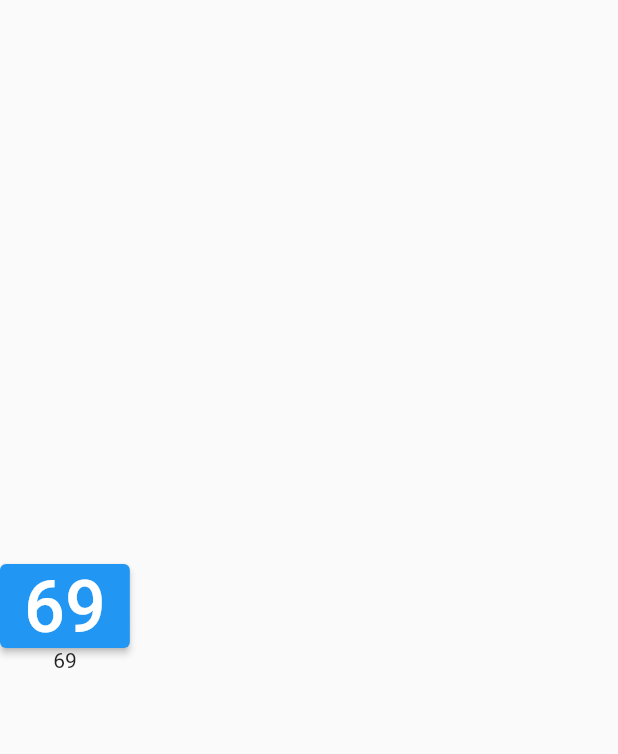
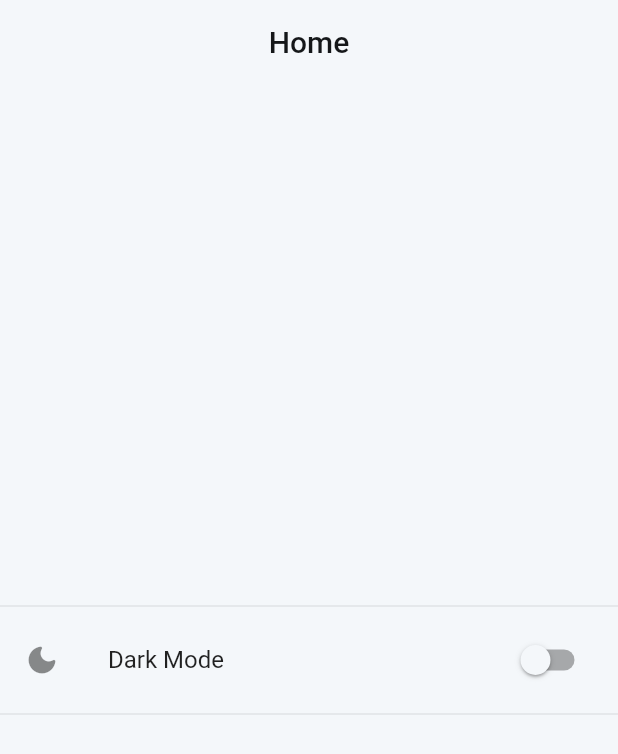
Before and after one commit to 7ANV1R/theme-with-shared-pref, a Flutter app: the screen it shows after launch, on a phone screen of 412 x 824 dp. Shown: the top 754 px of the screen. Run offline on Flutter 3.47's test engine with Material 2 defaults, Android fonts, the phone set to English and light mode, and no system bars; our stand-ins replace bloc, equatable, flutter_bloc, shared_preferences; Roboto replaces fonts that are missing (SofiaPro).

Commit message:
i can't write clean code -_-

```diff
--- /dev/null
+++ b/lib/core/theme/cubit/theme_cubit.dart
@@ -0,0 +1,26 @@
+import 'dart:developer';
+
+import 'package:bloc/bloc.dart';
+import 'package:equatable/equatable.dart';
+import 'package:theme_with_local_storage/services/storage_services.dart';
+
+part 'theme_state.dart';
+
+class ThemeCubit extends Cubit<ThemeState> {
+  ThemeCubit() : super(const ThemeState(themeValue: true)) {
+    final themeValue = UserSimplePreferences.getThemeValue();
+    log('themevalue : $themeValue');
+    if (themeValue == null) {
+      emit(const ThemeState(themeValue: false));
+    } else {
+      emit(ThemeState(themeValue: themeValue));
+    }
+  }
+
+  Future<void> toggleTheme({required bool value}) async {
+    UserSimplePreferences.setThemeValue(value);
+    final themeValue = UserSimplePreferences.getThemeValue();
+    log('themevalue in toggle : $themeValue');
+    value ? emit(const ThemeState(themeValue: true)) : emit(const ThemeState(themeValue: false));
+  }
+}
--- /dev/null
+++ b/lib/core/theme/cubit/theme_state.dart
@@ -0,0 +1,10 @@
+part of 'theme_cubit.dart';
+
+class ThemeState extends Equatable {
+  const ThemeState({required this.themeValue});
+
+  final bool themeValue;
+
+  @override
+  List<Object> get props => [themeValue];
+}
--- /dev/null
+++ b/lib/core/theme/theme_data.dart
@@ -0,0 +1,323 @@
+import 'package:flutter/material.dart';
+import 'package:flutter/services.dart';
+
+class AppTheme {
+  const AppTheme._();
+
+  // Light Theme
+
+  static Color lightPrimaryColor = const Color(0xff1652F0);
+  static Color lightSecondaryColor = const Color(0xff888E9D);
+  static MaterialStateProperty<Color?>? lightBackgroundColor =
+      MaterialStateProperty.all(const Color(0xff1652F0));
+  static Color lightScaffoldBackgroundColor = const Color(0xffF4F7FA);
+  static Color lightBlackPrimary = const Color(0xff151719);
+  static Color lightGrayBorderSideColor = const Color(0xffDFDFDF);
+  static ColorScheme lightColorScheme = const ColorScheme.light().copyWith(
+    primary: const Color(0xff1652F0),
+    secondary: const Color(0xff56B4FC),
+  );
+
+  // Dark Theme
+
+  static Color darkPrimaryColor = const Color(0xff1652f0);
+  static Color darkSecondaryColor = const Color(0xffF4F7FA);
+  static MaterialStateProperty<Color?>? darkbackgroundColor =
+      MaterialStateProperty.all(const Color(0xff1652f0));
+  static Color darkScaffoldBackgroundColor = const Color(0xff212121);
+  static Color darkBlackPrimary = const Color(0xffF4F7FA);
+  static Color darkGrayBorderSideColor = const Color(0xffDFDFDF);
+  static ColorScheme darkColorScheme = const ColorScheme.dark().copyWith(
+    primary: const Color(0xff1652F0),
+    secondary: const Color(0xff56B4FC),
+  );
+
+  static final lightTheme = ThemeData(
+    fontFamily: 'SofiaPro',
+    brightness: Brightness.light,
+    primaryColor: lightPrimaryColor,
+    scaffoldBackgroundColor: lightScaffoldBackgroundColor,
+    visualDensity: VisualDensity.adaptivePlatformDensity,
+    colorScheme: lightColorScheme,
+    appBarTheme: AppBarTheme(
+      systemOverlayStyle: const SystemUiOverlayStyle(
+        statusBarColor: Colors.transparent,
+        statusBarBrightness: Brightness.light,
+        statusBarIconBrightness: Brightness.dark,
+        systemNavigationBarIconBrightness: Brightness.dark,
+      ),
+      color: lightScaffoldBackgroundColor,
+      elevation: 0,
+      shadowColor: Colors.transparent,
+      foregroundColor: lightBlackPrimary,
+      centerTitle: true,
+    ),
+    textTheme: TextTheme(
+      headline1: TextStyle(
+        fontSize: 28,
+        fontWeight: FontWeight.w700,
+        color: lightBlackPrimary,
+        height: 36 / 28,
+      ),
+      headline2: TextStyle(
+        fontSize: 22,
+        fontWeight: FontWeight.w800,
+        color: lightBlackPrimary,
+        letterSpacing: -0.6,
+        height: 28 / 22,
+      ),
+      bodyText1: TextStyle(
+        fontSize: 16,
+        fontWeight: FontWeight.w400,
+        color: lightSecondaryColor,
+        height: 24 / 16,
+      ),
+      bodyText2: TextStyle(
+        fontSize: 14,
+        fontWeight: FontWeight.w400,
+        color: lightSecondaryColor,
+        height: 22 / 14,
+      ),
+    ),
+    inputDecorationTheme: InputDecorationTheme(
+      contentPadding: const EdgeInsets.all(24),
+      hintStyle: TextStyle(
+        fontSize: 14,
+        color: lightSecondaryColor,
+      ),
+      border: OutlineInputBorder(
+        borderRadius: BorderRadius.circular(12),
+        borderSide: BorderSide(
+          color: lightGrayBorderSideColor,
+          width: 2,
+        ),
+      ),
+      enabledBorder: OutlineInputBorder(
+        borderRadius: BorderRadius.circular(12),
+        borderSide: BorderSide(
+          color: lightGrayBorderSideColor,
+          width: 1.5,
+        ),
+      ),
+    ),
+    textButtonTheme: TextButtonThemeData(
+      style: ButtonStyle(
+        textStyle: MaterialStateProperty.all(
+          const TextStyle(
+            fontSize: 14,
+            fontWeight: FontWeight.w600,
+            height: 22 / 14,
+          ),
+        ),
+        foregroundColor: MaterialStateProperty.all(lightPrimaryColor),
+      ),
+    ),
+    outlinedButtonTheme: OutlinedButtonThemeData(
+      style: ButtonStyle(
+        textStyle: MaterialStateProperty.all(
+          const TextStyle(
+            fontSize: 16,
+            fontWeight: FontWeight.w600,
+            height: 24 / 16,
+          ),
+        ),
+        padding: MaterialStateProperty.all(
+          const EdgeInsets.all(16),
+        ),
+        foregroundColor: MaterialStateProperty.all(lightPrimaryColor),
+        shape: MaterialStateProperty.all(
+          RoundedRectangleBorder(borderRadius: BorderRadius.circular(12)),
+        ),
+        side: MaterialStateProperty.all(
+          BorderSide(color: lightPrimaryColor, width: 1.5),
+        ),
+      ),
+    ),
+    elevatedButtonTheme: ElevatedButtonThemeData(
+      style: ButtonStyle(
+        textStyle: MaterialStateProperty.all(
+          const TextStyle(
+            fontSize: 16,
+            fontWeight: FontWeight.w600,
+            height: 24 / 16,
+          ),
+        ),
+        backgroundColor: MaterialStateProperty.all(lightPrimaryColor),
+        padding: MaterialStateProperty.all(
+          const EdgeInsets.symmetric(vertical: 18, horizontal: 24),
+        ),
+        shape: MaterialStateProperty.all(
+          RoundedRectangleBorder(borderRadius: BorderRadius.circular(12)),
+        ),
+      ),
+    ),
+    switchTheme: SwitchThemeData(
+      thumbColor: MaterialStateProperty.all(
+        lightPrimaryColor,
+      ),
+    ),
+    chipTheme: ChipThemeData(
+      shape: RoundedRectangleBorder(
+        side: BorderSide(color: lightScaffoldBackgroundColor),
+        borderRadius: BorderRadius.circular(6),
+      ),
+      backgroundColor: Colors.white,
+      // labelStyle: bodyText2.copyWith(color: lightBlackPrimary),
+      padding: const EdgeInsets.symmetric(horizontal: 8, vertical: 4),
+      labelPadding: const EdgeInsets.symmetric(horizontal: 2),
+    ),
+  );
+
+  // static Brightness get currentSystemTheme => SchedulerBinding.instance!.window.platformBrightness;
+
+  static final darkTheme = ThemeData(
+    fontFamily: 'SofiaPro',
+    brightness: Brightness.dark,
+    primaryColor: darkPrimaryColor,
+    scaffoldBackgroundColor: darkScaffoldBackgroundColor,
+    visualDensity: VisualDensity.adaptivePlatformDensity,
+    colorScheme: darkColorScheme,
+    appBarTheme: AppBarTheme(
+      systemOverlayStyle: const SystemUiOverlayStyle(
+        statusBarColor: Colors.transparent,
+        statusBarBrightness: Brightness.dark,
+        statusBarIconBrightness: Brightness.light,
+        systemNavigationBarIconBrightness: Brightness.light,
+      ),
+      color: darkScaffoldBackgroundColor,
+      elevation: 0,
+      shadowColor: Colors.transparent,
+      foregroundColor: darkBlackPrimary,
+      centerTitle: true,
+    ),
+    textTheme: TextTheme(
+      headline1: TextStyle(
+        fontSize: 28,
+        fontWeight: FontWeight.w700,
+        color: darkBlackPrimary,
+        height: 36 / 28,
+      ),
+      headline2: TextStyle(
+        fontSize: 22,
+        fontWeight: FontWeight.w800,
+        color: darkBlackPrimary,
+        letterSpacing: -0.6,
+        height: 28 / 22,
+      ),
+      bodyText1: TextStyle(
+        fontSize: 16,
+        fontWeight: FontWeight.w400,
+        color: darkSecondaryColor,
+        height: 24 / 16,
+      ),
+      bodyText2: TextStyle(
+        fontSize: 14,
+        fontWeight: FontWeight.w400,
+        color: darkSecondaryColor,
+        height: 22 / 14,
+      ),
+    ),
+    inputDecorationTheme: InputDecorationTheme(
+      contentPadding: const EdgeInsets.all(24),
+      hintStyle: TextStyle(
+        fontSize: 14,
+        color: darkSecondaryColor,
+      ),
+      border: OutlineInputBorder(
+        borderRadius: BorderRadius.circular(12),
+        borderSide: BorderSide(
+          color: darkGrayBorderSideColor,
+          width: 2,
+        ),
+      ),
+      enabledBorder: OutlineInputBorder(
+        borderRadius: BorderRadius.circular(12),
+        borderSide: BorderSide(
+          color: darkGrayBorderSideColor,
+          width: 1.5,
+        ),
+      ),
+    ),
+    textButtonTheme: TextButtonThemeData(
+      style: ButtonStyle(
+        textStyle: MaterialStateProperty.all(
+          const TextStyle(
+            fontSize: 14,
+            fontWeight: FontWeight.w600,
+            height: 22 / 14,
+          ),
+        ),
+        foregroundColor: MaterialStateProperty.all(darkPrimaryColor),
+      ),
+    ),
+    outlinedButtonTheme: OutlinedButtonThemeData(
+      style: ButtonStyle(
+        textStyle: MaterialStateProperty.all(
+          const TextStyle(
+            fontSize: 16,
+            fontWeight: FontWeight.w600,
+            height: 24 / 16,
+          ),
+        ),
+        padding: MaterialStateProperty.all(
+          const EdgeInsets.all(16),
+        ),
+        foregroundColor: MaterialStateProperty.all(darkPrimaryColor),
+        shape: MaterialStateProperty.all(
+          RoundedRectangleBorder(borderRadius: BorderRadius.circular(12)),
+        ),
+        side: MaterialStateProperty.all(
+          BorderSide(color: darkPrimaryColor, width: 1.5),
+        ),
+      ),
+    ),
+    elevatedButtonTheme: ElevatedButtonThemeData(
+      style: ButtonStyle(
+        foregroundColor: MaterialStateProperty.all(darkBlackPrimary),
+        textStyle: MaterialStateProperty.all(
+          const TextStyle(
+            fontSize: 16,
+            fontWeight: FontWeight.w600,
+            height: 24 / 16,
+          ),
+        ),
+        backgroundColor: MaterialStateProperty.all(darkPrimaryColor),
+        padding: MaterialStateProperty.all(
+          const EdgeInsets.symmetric(vertical: 18, horizontal: 24),
+        ),
+        shape: MaterialStateProperty.all(
+          RoundedRectangleBorder(borderRadius: BorderRadius.circular(12)),
+        ),
+      ),
+    ),
+    switchTheme: SwitchThemeData(
+      thumbColor: MaterialStateProperty.all(
+        darkPrimaryColor,
+      ),
+    ),
+    chipTheme: ChipThemeData(
+      shape: RoundedRectangleBorder(
+        side: BorderSide(color: darkScaffoldBackgroundColor),
+        borderRadius: BorderRadius.circular(6),
+      ),
+      backgroundColor: Colors.grey,
+      // labelStyle: bodyText2.copyWith(color: darkBlackPrimary),
+      labelStyle: TextStyle(color: darkScaffoldBackgroundColor),
+      padding: const EdgeInsets.symmetric(horizontal: 8, vertical: 4),
+      labelPadding: const EdgeInsets.symmetric(horizontal: 2),
+    ),
+  );
+
+  static void setStatusBarAndNavBarColor(ThemeMode themeMode) {
+    SystemChrome.setSystemUIOverlayStyle(
+      SystemUiOverlayStyle(
+        statusBarColor: Colors.transparent,
+        statusBarIconBrightness: themeMode == ThemeMode.light ? Brightness.dark : Brightness.light,
+        systemNavigationBarIconBrightness: themeMode == ThemeMode.light ? Brightness.dark : Brightness.light,
+        // systemNavigationBarIconBrightness: themeMode == ThemeMode.light ? Brightness.dark : Brightness.light,
+        // systemNavigationBarColor: themeMode == ThemeMode.light ? lightBackgroundColor : darkBackgroundColor,
+        // systemNavigationBarDividerColor: Colors.transparent,
+      ),
+    );
+  }
+}
--- a/lib/home/cubit/home_cubit.dart
+++ b/lib/home/cubit/home_cubit.dart
@@ -1,15 +1,8 @@
 import 'package:bloc/bloc.dart';
 import 'package:equatable/equatable.dart';
-import 'package:theme_with_local_storage/services/storage_services.dart';
 
 part 'home_state.dart';
 
 class HomeCubit extends Cubit<HomeState> {
-  HomeCubit() : super(HomeInitial(initvalue: 0)) {
-    emit(HomeLoaded());
-  }
-
-  void increment() {
-    emit(HomeLoaded());
-  }
+  HomeCubit() : super(const HomeState());
 }
--- a/lib/home/cubit/home_state.dart
+++ b/lib/home/cubit/home_state.dart
@@ -1,20 +1,9 @@
 // ignore_for_file: public_member_api_docs, sort_constructors_first
 part of 'home_cubit.dart';
 
-abstract class HomeState extends Equatable {
+class HomeState extends Equatable {
   const HomeState();
 
   @override
   List<Object> get props => [];
 }
-
-class HomeInitial extends HomeState {
-  final int initvalue;
-  const HomeInitial({
-    required this.initvalue,
-  });
-}
-
-class HomeLoaded extends HomeState {
-  final name = UserSimplePreferences.getUsername() ?? 69;
-}
--- a/lib/home/view/homeview.dart
+++ b/lib/home/view/homeview.dart
@@ -1,7 +1,6 @@
 import 'package:flutter/material.dart';
 import 'package:flutter_bloc/flutter_bloc.dart';
-import 'package:theme_with_local_storage/home/cubit/home_cubit.dart';
-import 'package:theme_with_local_storage/services/storage_services.dart';
+import 'package:theme_with_local_storage/core/theme/cubit/theme_cubit.dart';
 
 class HomeView extends StatefulWidget {
   const HomeView({Key? key}) : super(key: key);
@@ -15,32 +14,42 @@ class _HomeViewState extends State<HomeView> {
   @override
   void initState() {
     super.initState();
-    name = UserSimplePreferences.getUsername() ?? 69;
+    // name = UserSimplePreferences.getUsername() ?? 69;
   }
 
   @override
   Widget build(BuildContext context) {
+    final themeData = Theme.of(context);
+
     return Scaffold(
+      appBar: AppBar(
+        title: const Text('Home'),
+        centerTitle: true,
+      ),
+      backgroundColor: themeData.scaffoldBackgroundColor,
       body: Column(
         mainAxisAlignment: MainAxisAlignment.center,
         crossAxisAlignment: CrossAxisAlignment.center,
         children: [
-          BlocBuilder<HomeCubit, HomeState>(
-            builder: (context, state) {
-              return ElevatedButton(
-                onPressed: () async {
-                  context.read<HomeCubit>().increment();
-                  print('Saved');
-                  await UserSimplePreferences.setUsername(0);
-                },
-                child: Text(
-                  name.toString(),
-                  style: const TextStyle(fontSize: 48),
-                ),
-              );
-            },
+          const Divider(),
+          ListTile(
+            onTap: () async {},
+            leading: const Icon(Icons.dark_mode_rounded),
+            title: const Text('Dark Mode'),
+            trailing: BlocBuilder<ThemeCubit, ThemeState>(
+              builder: (context, state) {
+                return Switch(
+                  value: state.themeValue,
+                  onChanged: (value) {
+                    context.read<ThemeCubit>().toggleTheme(value: value);
+                  },
+                  activeColor: themeData.primaryColor,
+                  inactiveThumbColor: themeData.scaffoldBackgroundColor,
+                );
+              },
+            ),
           ),
-          Text(name.toString()),
+          const Divider(),
         ],
       ),
     );
--- a/lib/main.dart
+++ b/lib/main.dart
@@ -1,5 +1,7 @@
 import 'package:flutter/material.dart';
 import 'package:flutter_bloc/flutter_bloc.dart';
+import 'package:theme_with_local_storage/core/theme/cubit/theme_cubit.dart';
+import 'package:theme_with_local_storage/core/theme/theme_data.dart';
 import 'package:theme_with_local_storage/home/cubit/home_cubit.dart';
 import 'package:theme_with_local_storage/home/view/homepage.dart';
 import 'package:theme_with_local_storage/services/storage_services.dart';
@@ -16,15 +18,27 @@ class MyApp extends StatelessWidget {
 
   @override
   Widget build(BuildContext context) {
-    return BlocProvider(
-      create: (context) => HomeCubit(),
-      child: MaterialApp(
-        title: 'Flutter Demo',
-        theme: ThemeData(
-          primarySwatch: Colors.blue,
+    return MultiBlocProvider(
+      providers: [
+        BlocProvider<HomeCubit>(
+          create: (_) => HomeCubit(),
         ),
-        home: const HomePage(),
-      ),
+        BlocProvider<ThemeCubit>(
+          create: (_) => ThemeCubit(),
+        ),
+      ],
+      child: Builder(builder: (context) {
+        return MaterialApp(
+          debugShowCheckedModeBanner: false,
+          title: 'Shared Pref',
+          theme: AppTheme.lightTheme,
+          darkTheme: AppTheme.darkTheme,
+          themeMode: context.select(
+            (ThemeCubit themeCubit) => themeCubit.state.themeValue ? ThemeMode.dark : ThemeMode.light,
+          ),
+          home: const HomePage(),
+        );
+      }),
     );
   }
 }
--- a/lib/services/storage_services.dart
+++ b/lib/services/storage_services.dart
@@ -3,11 +3,11 @@ import 'package:shared_preferences/shared_preferences.dart';
 class UserSimplePreferences {
   static SharedPreferences? _preferences;
 
-  static const _keyUsername = 'counter';
+  static const _keyThemeValue = 'themeValue';
 
   static Future init() async => _preferences = await SharedPreferences.getInstance();
 
-  static Future setUsername(int counter) async => await _preferences?.setInt(_keyUsername, counter);
+  static Future setThemeValue(bool value) async => await _preferences?.setBool(_keyThemeValue, value);
 
-  static int? getUsername() => _preferences?.getInt(_keyUsername);
+  static bool? getThemeValue() => _preferences?.getBool(_keyThemeValue);
 }
```
Also changed, not shown: 1 other file.
